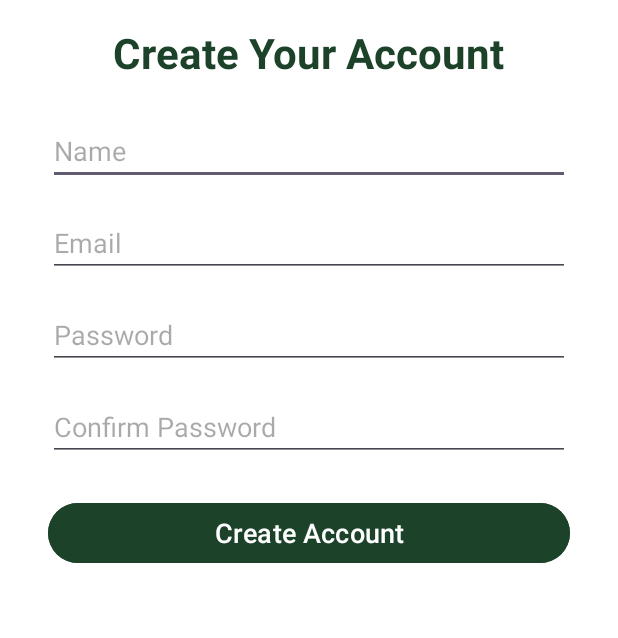
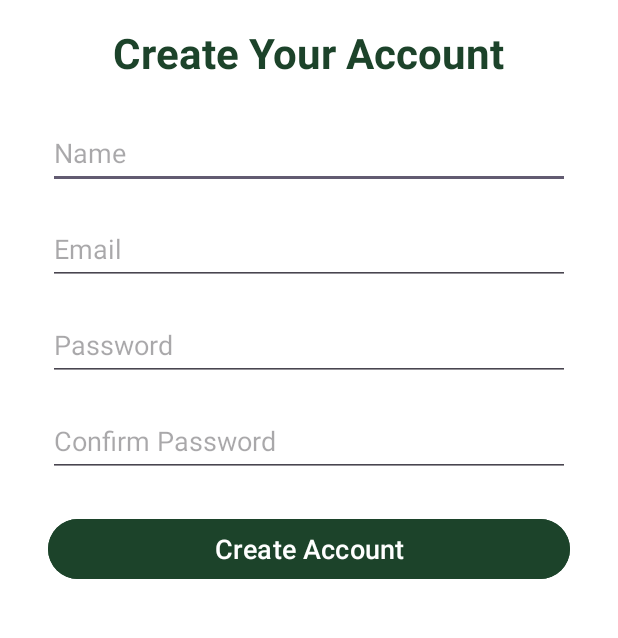
Before and after one commit to AhsanRida/SQLiteNEW, an Android app: the LoginActivity screen opened directly, with no data from a screen before it, after a tap on "Sign up now!", on a phone screen of 412 x 824 dp, the part 522-1160 px from its top. Run offline under Robolectric (Android 15) with nearby library versions, the phone set to English and light mode, and no system bars.

Commit message:
work done by 10/6

```diff
--- a/app/src/main/java/com/example/myapplication/FilterActivity.java
+++ /dev/null
@@ -1,4 +0,0 @@
-package com.example.myapplication;
-
-public class FilterActivity {
-}
--- a/app/src/main/java/com/example/myapplication/ListActivity.java
+++ /dev/null
@@ -1,6 +0,0 @@
-package com.example.myapplication;
-
-public class ListActivity {
-
-
-}
--- a/app/src/main/res/layout/activity_login.xml
+++ b/app/src/main/res/layout/activity_login.xml
@@ -21,7 +21,7 @@
         android:id="@+id/loginButton"
         android:layout_width="341dp"
         android:layout_height="48dp"
-        android:layout_marginBottom="276dp"
+        android:layout_marginBottom="236dp"
         android:backgroundTint="#1C432A"
         android:text="Log In"
         app:layout_constraintBottom_toBottomOf="parent"
@@ -32,7 +32,7 @@
         android:id="@+id/signUpNow"
         android:layout_width="wrap_content"
         android:layout_height="wrap_content"
-        android:layout_marginBottom="240dp"
+        android:layout_marginBottom="188dp"
         android:text="Sign up now!"
         android:textColor="#1A442A"
         android:textSize="25sp"
--- a/app/src/main/res/layout/activity_sign_up.xml
+++ b/app/src/main/res/layout/activity_sign_up.xml
@@ -44,7 +44,7 @@
     <EditText
         android:id="@+id/nameInput"
         android:layout_width="0dp"
-        android:layout_height="wrap_content"
+        android:layout_height="48dp"
         android:layout_marginStart="32dp"
         android:layout_marginTop="24dp"
         android:layout_marginEnd="32dp"
@@ -59,7 +59,7 @@
     <EditText
         android:id="@+id/signUpEmail"
         android:layout_width="0dp"
-        android:layout_height="wrap_content"
+        android:layout_height="48dp"
         android:hint="Email"
         android:ems="10"
         android:inputType="textEmailAddress"
@@ -74,7 +74,7 @@
     <EditText
         android:id="@+id/signUpPassword"
         android:layout_width="0dp"
-        android:layout_height="wrap_content"
+        android:layout_height="48dp"
         android:hint="Password"
         android:ems="10"
         android:inputType="textPassword"
@@ -89,7 +89,7 @@
     <EditText
         android:id="@+id/signUpConfirmPassword"
         android:layout_width="0dp"
-        android:layout_height="wrap_content"
+        android:layout_height="48dp"
         android:hint="Confirm Password"
         android:ems="10"
         android:inputType="textPassword"
--- a/app/src/main/res/layout/activity_transaction.xml
+++ b/app/src/main/res/layout/activity_transaction.xml
@@ -25,7 +25,8 @@
         app:layout_constraintBottom_toBottomOf="parent"
         app:layout_constraintTop_toBottomOf="@+id/btnAddTxn2"
         app:layout_constraintVertical_bias="0.364"
-        tools:layout_editor_absoluteX="0dp" />
+        tools:layout_editor_absoluteX="0dp"
+        tools:ignore="MissingConstraints" />
 
     <androidx.recyclerview.widget.RecyclerView
         android:id="@+id/rvRecent"
@@ -35,7 +36,8 @@
         app:layout_constraintTop_toBottomOf="@id/chartCategoryPie"
         app:layout_constraintStart_toStartOf="parent"
         app:layout_constraintEnd_toEndOf="parent"
-        app:layout_constraintBottom_toBottomOf="parent"/>
+        app:layout_constraintBottom_toBottomOf="parent"
+        tools:ignore="NotSibling" />
 
 
 </androidx.constraintlayout.widget.ConstraintLayout>
--- a/app/src/main/res/layout/nav_header.xml
+++ b/app/src/main/res/layout/nav_header.xml
@@ -10,5 +10,7 @@
         android:text="Finance App"
         android:textSize="18sp"
         android:textStyle="bold"
+        android:layout_width="match_parent"
+        android:layout_height="160dp"
         android:textColor="@android:color/white"/>
 </LinearLayout>
```
Also changed, not shown: app/src/main/AndroidManifest.xml (+4 -3 lines), app/src/main/java/com/example/myapplication/MainActivity.java (+1 -8 lines).
